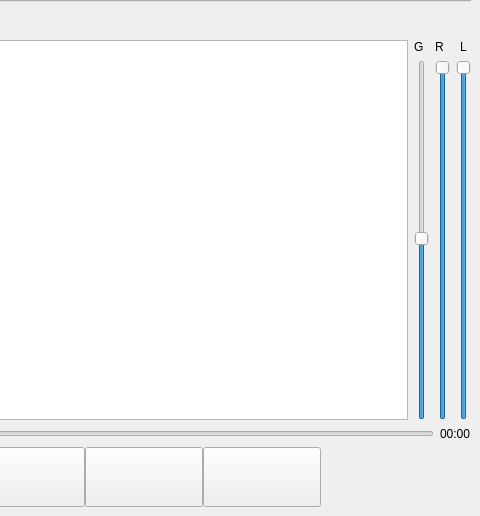
The window that src/mainwindow.ui (FranciumSoftware/Fast-Sound-System) describes before a commit, drawn with Qt 5; both pictures show x 310 to 790 and y 96 to 612 of the 790 by 612 pixel window.
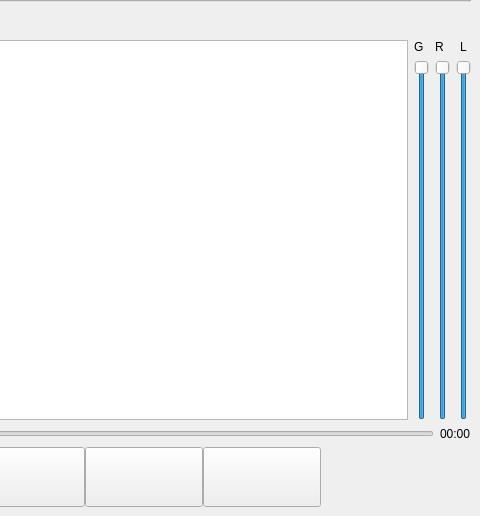
The same window after the commit. Icons and pictures are not drawn.

Commit message: Fixing edit.h not found

```diff
--- a/src/mainwindow.ui
+++ b/src/mainwindow.ui
@@ -143,7 +143,7 @@
           <item>
            <widget class="QSlider" name="Gslider">
             <property name="value">
-             <number>50</number>
+             <number>99</number>
             </property>
             <property name="orientation">
              <enum>Qt::Orientation::Vertical</enum>
```
The commit also changes 1 other file.
